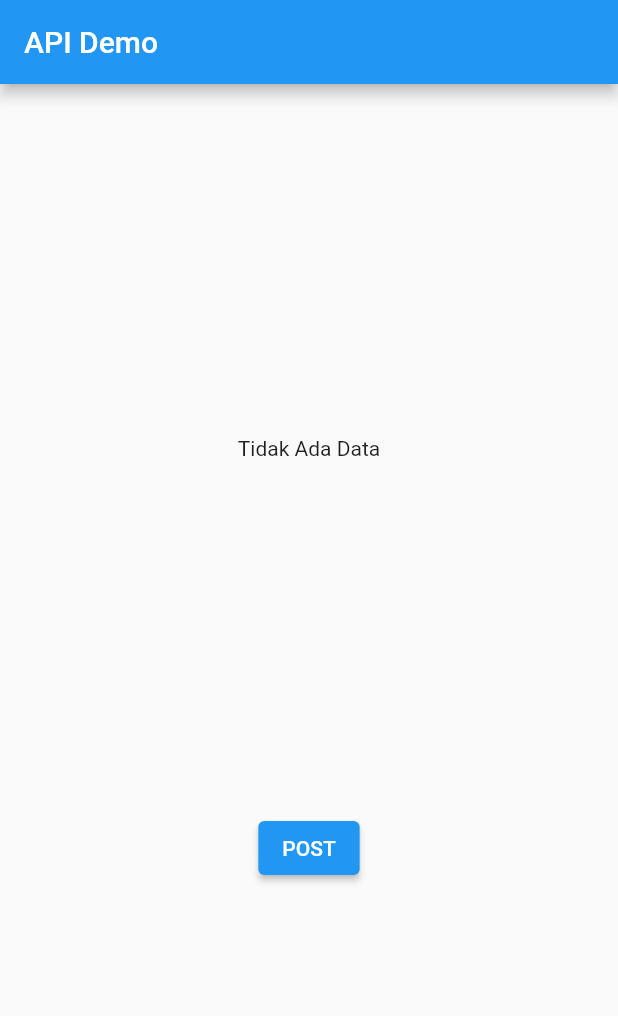
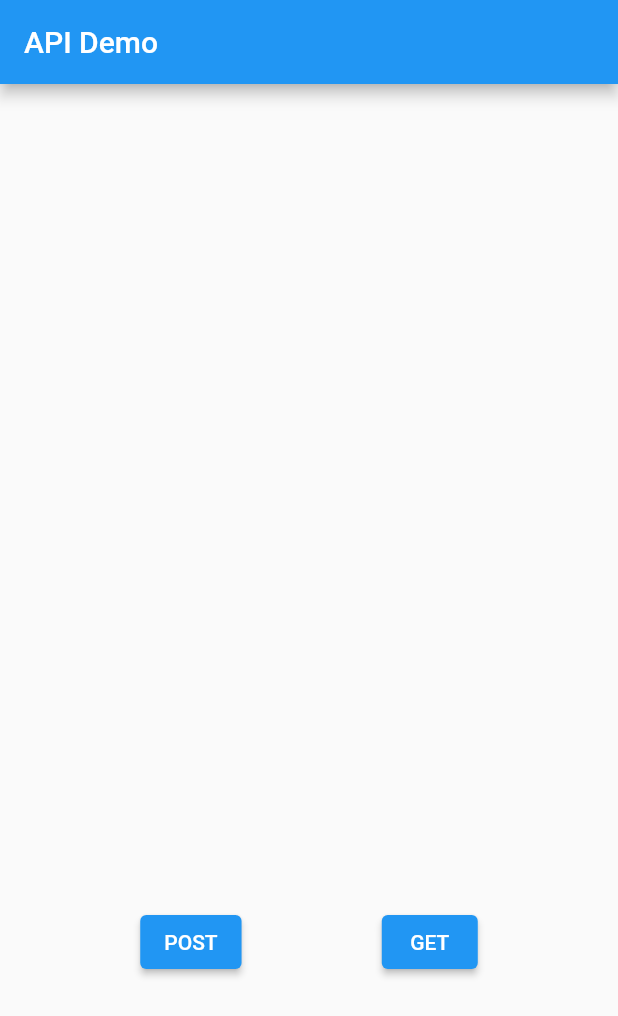
Before and after one commit to tryoasnafi/flutter-fundamental, a Flutter app: the screen it shows after launch, on a phone screen of 412 x 824 dp. Shown: the top 1016 px of the screen. Run offline on Flutter 3.47's test engine with Material 2 defaults, Android fonts, the phone set to English and light mode, and no system bars; accounts and stored records are empty.

Commit message:
HTTP API request - GET

```diff
--- a/lib/main.dart
+++ b/lib/main.dart
@@ -1,5 +1,6 @@
+import 'package:flutter/material.dart';
 import 'package:first_flutter_app/post_result_model.dart';
-import 'package:flutter/material.dart';
+import 'package:first_flutter_app/user_model.dart';
 
 void main() => runApp(MyApp());
 
@@ -10,6 +11,7 @@ class MyApp extends StatefulWidget {
 
 class _MyAppState extends State<MyApp> {
   PostResult postResult;
+  User user;
 
   @override
   Widget build(BuildContext context) {
@@ -24,7 +26,11 @@ class _MyAppState extends State<MyApp> {
             children: [
               Text((postResult != null)
                   ? "${postResult.id} \n${postResult.name} \n${postResult.job} \n${postResult.created}"
-                  : "Tidak Ada Data"),
+                  : ''),
+              Text((user != null) ? "${user.id} \n${user.name}" : ''),
+              Row(
+                mainAxisAlignment: MainAxisAlignment.spaceEvenly,
+                children: [
                   ElevatedButton(
                     onPressed: () {
                       PostResult.connectToAPI("Tryo Asnafi", "Mobile Engineer")
@@ -34,7 +40,18 @@ class _MyAppState extends State<MyApp> {
                       });
                     },
                     child: Text("POST"),
-              )
+                  ),
+                  ElevatedButton(
+                    onPressed: () {
+                      User.connectToAPI(12).then((value) {
+                        user = value;
+                        setState(() {});
+                      });
+                    },
+                    child: Text("GET"),
+                  ),
+                ],
+              ),
             ],
           ),
         ),
--- /dev/null
+++ b/lib/user_model.dart
@@ -0,0 +1,26 @@
+import 'dart:convert';
+import 'package:http/http.dart' as http;
+
+class User {
+  int id;
+  String name;
+
+  User({this.id, this.name});
+
+  factory User.createUser(Map<String, dynamic> object) {
+    return User(
+      id: object['id'],
+      name: object['first_name'] + object['last_name'],
+    );
+  }
+
+  static Future<User> connectToAPI(int id) async {
+    String apiURL = "https://reqres.in/api/users/$id";
+
+    var apiResult = await http.get(Uri.parse(apiURL));
+    var jsonBody = json.decode(apiResult.body);
+    var userData = (jsonBody as Map<String, dynamic>)['data'];
+
+    return User.createUser(userData);
+  }
+}
```
Lines whose indentation alone changed are shown as unchanged.
